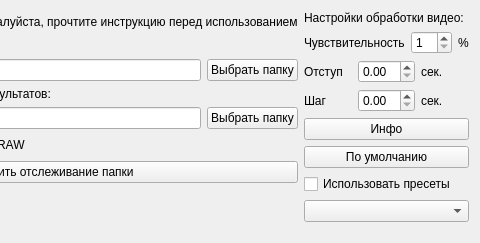
Old version of the form Ui_files/automatization.ui in the repository Jubastik/Content_Mate; both pictures show x 215 to 695 and y 0 to 243 of the 695 by 243 pixel window.
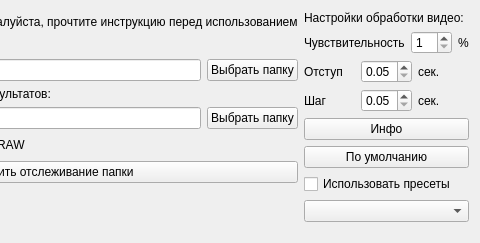
New version of the form.

Diff of the .ui file:
```diff
--- a/Ui_files/automatization.ui
+++ b/Ui_files/automatization.ui
@@ -167,7 +167,17 @@
           </widget>
          </item>
          <item>
-          <widget class="QDoubleSpinBox" name="indent_settings"/>
+          <widget class="QDoubleSpinBox" name="indent_settings">
+           <property name="minimum">
+            <double>0.050000000000000</double>
+           </property>
+           <property name="maximum">
+            <double>2.000000000000000</double>
+           </property>
+           <property name="singleStep">
+            <double>0.010000000000000</double>
+           </property>
+          </widget>
          </item>
          <item>
           <widget class="QLabel" name="label_8">
@@ -188,7 +198,17 @@
           </widget>
          </item>
          <item>
-          <widget class="QDoubleSpinBox" name="step_settings"/>
+          <widget class="QDoubleSpinBox" name="step_settings">
+           <property name="minimum">
+            <double>0.050000000000000</double>
+           </property>
+           <property name="maximum">
+            <double>2.000000000000000</double>
+           </property>
+           <property name="singleStep">
+            <double>0.010000000000000</double>
+           </property>
+          </widget>
          </item>
          <item>
           <widget class="QLabel" name="label_7">
```
